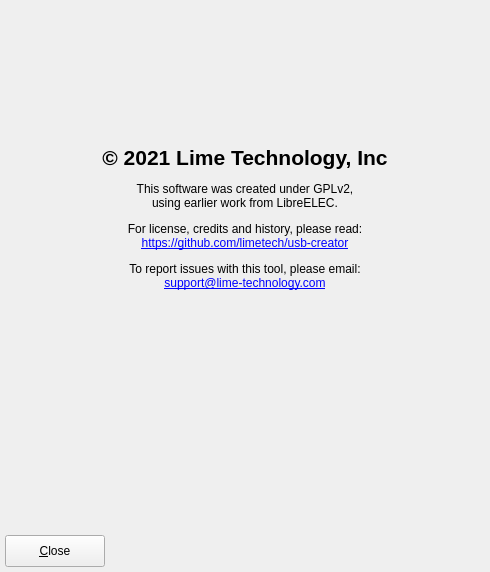
Qt form creator.ui (unraid/usb-creator) before a commit.
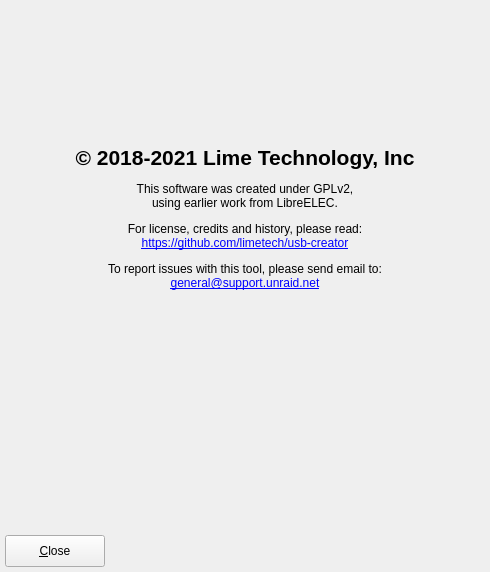
The same form after that commit. The open tabs and pages were chosen to show the change. Icons and pictures are not drawn. Custom widgets are drawn as their Qt base class.

Patch:
```diff
--- a/creator.ui
+++ b/creator.ui
@@ -942,7 +942,7 @@
       <item>
        <widget class="QLabel" name="labelAbout">
         <property name="text">
-         <string>&lt;html&gt;&lt;head/&gt;&lt;body&gt;&lt;p align=&quot;center&quot;&gt;&lt;span style=&quot; font-size:16pt; font-weight:600;&quot;&gt;© 2021 Lime Technology, Inc&lt;/span&gt;&lt;/p&gt;&lt;p align=&quot;center&quot;&gt;This software was created under GPLv2, &lt;br/&gt;using earlier work from LibreELEC.&lt;/p&gt;&lt;p align=&quot;center&quot;&gt;For license, credits and history, please read:&lt;br/&gt;&lt;a href=&quot;https://github.com/limetech/usb-creator&quot;&gt;&lt;span style=&quot; text-decoration: underline; color:#0000ff;&quot;&gt;https://github.com/limetech/usb-creator&lt;/span&gt;&lt;/a&gt;&lt;/p&gt;&lt;p align=&quot;center&quot;&gt;To report issues with this tool, please email: &lt;br/&gt;&lt;a href=&quot;mailto:general@support.unraid.net&quot;&gt;&lt;span style=&quot; text-decoration: underline; color:#0000ff;&quot;&gt;support@lime-technology.com&lt;/span&gt;&lt;/a&gt;&lt;/p&gt;&lt;/body&gt;&lt;/html&gt;</string>
+         <string>&lt;html&gt;&lt;head/&gt;&lt;body&gt;&lt;p align=&quot;center&quot;&gt;&lt;span style=&quot; font-size:16pt; font-weight:600;&quot;&gt;© 2018-2021 Lime Technology, Inc&lt;/span&gt;&lt;/p&gt;&lt;p align=&quot;center&quot;&gt;This software was created under GPLv2, &lt;br/&gt;using earlier work from LibreELEC.&lt;/p&gt;&lt;p align=&quot;center&quot;&gt;For license, credits and history, please read:&lt;br/&gt;&lt;a href=&quot;https://github.com/limetech/usb-creator&quot;&gt;https://github.com/limetech/usb-creator&lt;/a&gt;&lt;/p&gt;&lt;p align=&quot;center&quot;&gt;To report issues with this tool, please send email to: &lt;br/&gt;&lt;a href=&quot;mailto:general@support.unraid.net&quot;&gt;general@support.unraid.net&lt;/a&gt;&lt;/p&gt;&lt;/body&gt;&lt;/html&gt;</string>
         </property>
         <property name="textFormat">
          <enum>Qt::RichText</enum>
```
